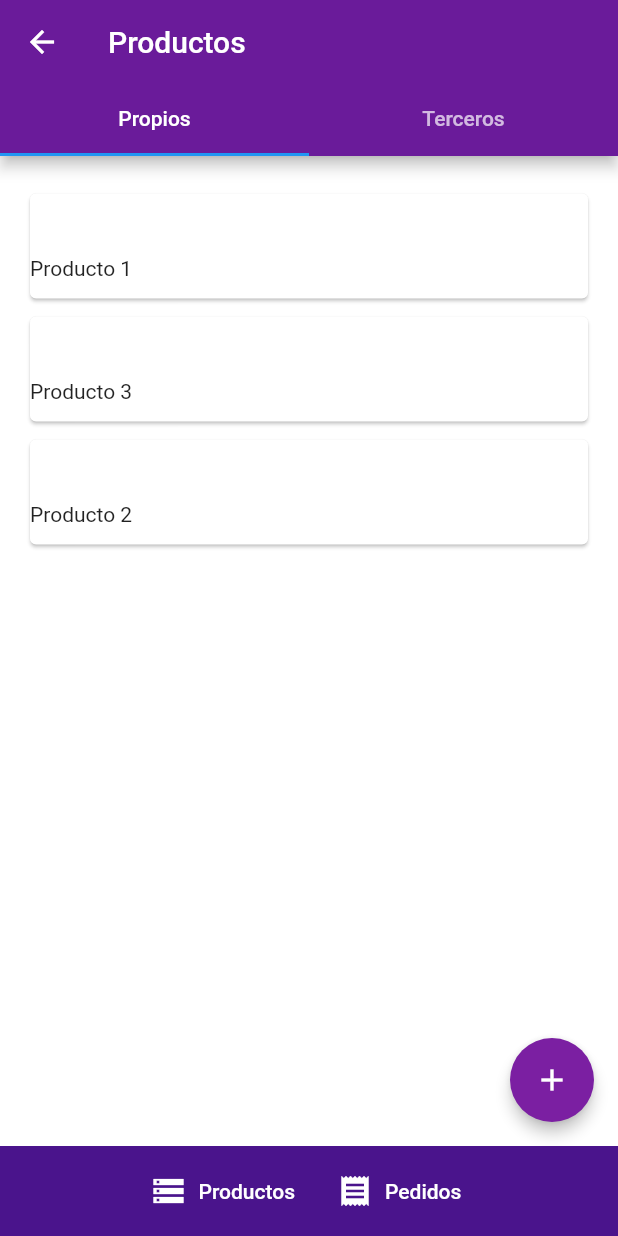
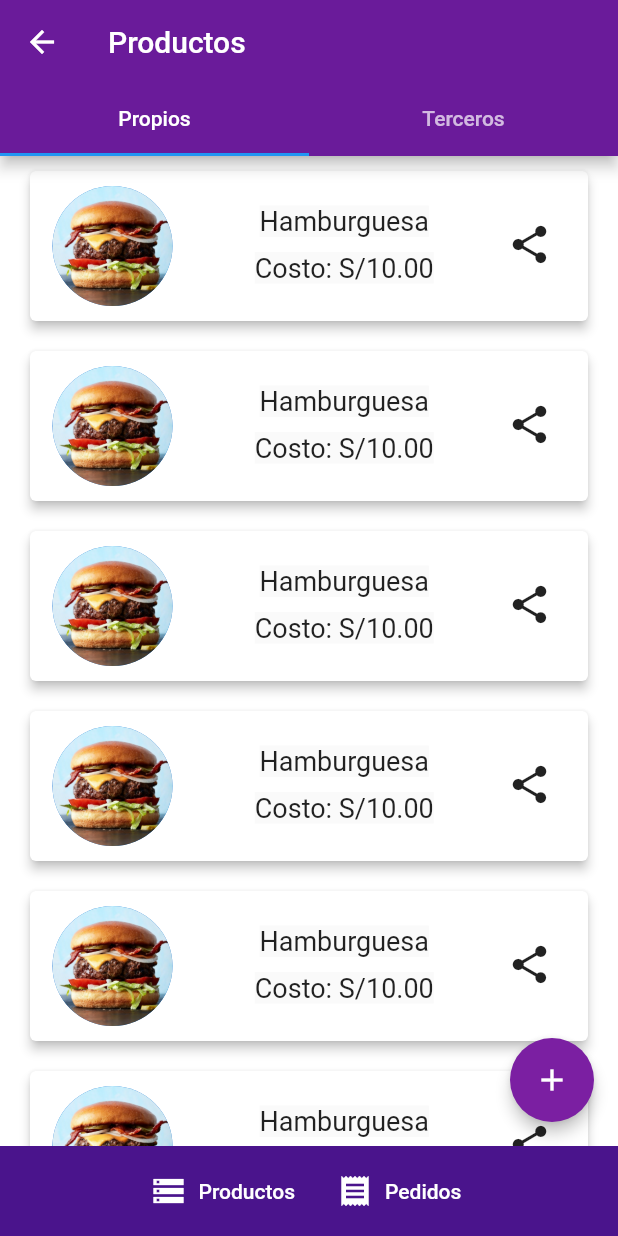
Before and after one commit to omarorlandini123/e-commerce, a Flutter app: the ProductosPage screen opened by its route, after a tap on the "add" icon, on a phone screen of 412 x 824 dp. Run offline on Flutter 3.47's test engine with Material 2 defaults, Android fonts, the phone set to English and light mode, and no system bars.

Commit message:
Productos propios y terceros demo listo

```diff
--- a/lib/pages/productos_page.dart
+++ b/lib/pages/productos_page.dart
@@ -42,53 +42,123 @@ class _ProductosPageState extends State<ProductosPage>
     with TickerProviderStateMixin {
   ListTabProductos lista;
   TabController _tabController;
+  bool mostrarBoton = true;
+
+  List<Widget> tarjetasLista(String image, String nombre, String costo) {
+    List<Widget> lista = new List<Widget>();
+    for (var i = 0; i < 15; i++) {
+      lista.add(tarjeta(image, nombre, costo));
+    }
+    return lista;
+  }
+
+  FloatingActionButton getFloatButton() {
+    if (mostrarBoton)
+      return FloatingActionButton(
+          elevation: 4.0,
+          child: new Icon(Icons.add),
+          backgroundColor: Colors.purple[700],
+          onPressed: () {});
+    else
+      return null;
+  }
+
+  Card tarjeta(String image, String nombre, String costo) {
+    return new Card(
+      elevation: 3.0,
+      child: Row(
+        mainAxisAlignment: MainAxisAlignment.center,
+        crossAxisAlignment: CrossAxisAlignment.start,
+        children: <Widget>[
+          Container(
+            margin: EdgeInsets.only(
+                top: 10.0, bottom: 10.0, left: 15.0, right: 15.0),
+            child: CircleAvatar(
+              radius: 40.0,
+              backgroundImage: new AssetImage(image),
+            ),
+          ),
+          Expanded(
+            child: Container(
+                margin: EdgeInsets.only(top: 15.0),
+                alignment: Alignment.centerLeft,
+                child: Row(
+                  mainAxisAlignment: MainAxisAlignment.end,
+                  children: <Widget>[
+                    Expanded(
+                        child: Column(
+                      mainAxisAlignment: MainAxisAlignment.start,
+                      children: <Widget>[
+                        Material(
+                            child: Text(
+                          nombre,
+                          style: TextStyle(fontSize: 18.0),
+                        )),
+                        SizedBox(
+                          height: 10.0,
+                        ),
+                        Material(
+                            child: Text(
+                          costo,
+                          style: TextStyle(fontSize: 18.0),
+                        ))
+                      ],
+                    )),
+                    Container(
+                        alignment: Alignment.centerRight,
+                        margin: EdgeInsets.only(
+                            top: 10.0, bottom: 10.0, right: 15.0),
+                        child: IconButton(
+                          icon: Icon(Icons.share),
+                          onPressed: () {},
+                          iconSize: 30.0,
+                        ))
+                  ],
+                )),
+          )
+        ],
+      ),
+      margin: EdgeInsets.only(right: 20.0, left: 20.0, top: 10.0, bottom: 10.0),
+    );
+  }
 
   @override
   void initState() {
     super.initState();
     tabController = new TabController(length: 3, vsync: this);
+
     lista = new ListTabProductos();
     lista.addProducto(
-      new Tab(text: 'Propios'),
+      new Tab(
+        text: 'Propios',
+      ),
       new Container(
-        margin: EdgeInsets.only(top: 25.0, bottom: 25.0),
-        child: new ListView(
-          children: <Widget>[
-            new Card(
-              child: Text(
-                'Producto 1',
-                style: TextStyle(height: 5.0),
-              ),
-              margin: EdgeInsets.only(right: 20.0, left: 20.0),
-            ),
-            SizedBox(
-              height: 12.0,
-            ),
-            new Card(
-              child: Text(
-                'Producto 3',
-                style: TextStyle(height: 5.0),
-              ),
-              margin: EdgeInsets.only(right: 20.0, left: 20.0),
-            ),
-            SizedBox(
-              height: 12.0,
-            ),
-            new Card(
-              child: Text(
-                'Producto 2',
-                style: TextStyle(height: 5.0),
-              ),
-              margin: EdgeInsets.only(right: 20.0, left: 20.0),
-            )
-          ],
+        child: ListView(
+          children: tarjetasLista(
+              'assets/imgs/hamburguesa.jpg', "Hamburguesa", "Costo: S/10.00"),
         ),
       ),
     );
-    lista.addProducto(new Tab(text: 'Terceros'), new Container());
+    lista.addProducto(
+        new Tab(text: 'Terceros'),
+        new Container(
+          child: ListView(
+            children: tarjetasLista('assets/imgs/pollito.jpeg',
+                "Pollito a la Brasa", "Costo: S/24.00"),
+          ),
+        ));
 
     _tabController =
         new TabController(vsync: this, length: lista.getTabs().length);
+    _tabController.addListener(() {
+      this.setState(() {
+        if (_tabController.index == 1) {
+          mostrarBoton = false;
+        } else {
+          mostrarBoton = true;
+        }
+      });
+    });
   }
 
   @override
@@ -110,11 +180,7 @@ class _ProductosPageState extends State<ProductosPage>
         ),
         body: new TabBarView(
             controller: _tabController, children: lista.getElementos()),
-        floatingActionButton: FloatingActionButton(
-            elevation: 4.0,
-            child: new Icon(Icons.add),
-            backgroundColor: Colors.purple[700],
-            onPressed: () {}),
+        floatingActionButton: getFloatButton(),
         bottomNavigationBar: new Material(
           color: Colors.purple[900],
           child: new Container(
--- a/pubspec.yaml
+++ b/pubspec.yaml
@@ -29,7 +29,10 @@ flutter:
   uses-material-design: true
 
   # To add assets to your application, add an assets section, like this:
-  # assets:
+  assets:
+  - assets/imgs/logo.png
+  - assets/imgs/hamburguesa.jpg
+  - assets/imgs/pollito.jpeg
   #  - images/a_dot_burr.jpeg
   #  - images/a_dot_ham.jpeg
 
```
Also changed, not shown: assets/imgs/hamburguesa.jpg (added), assets/imgs/pollito.jpeg (added), 1 other file.
